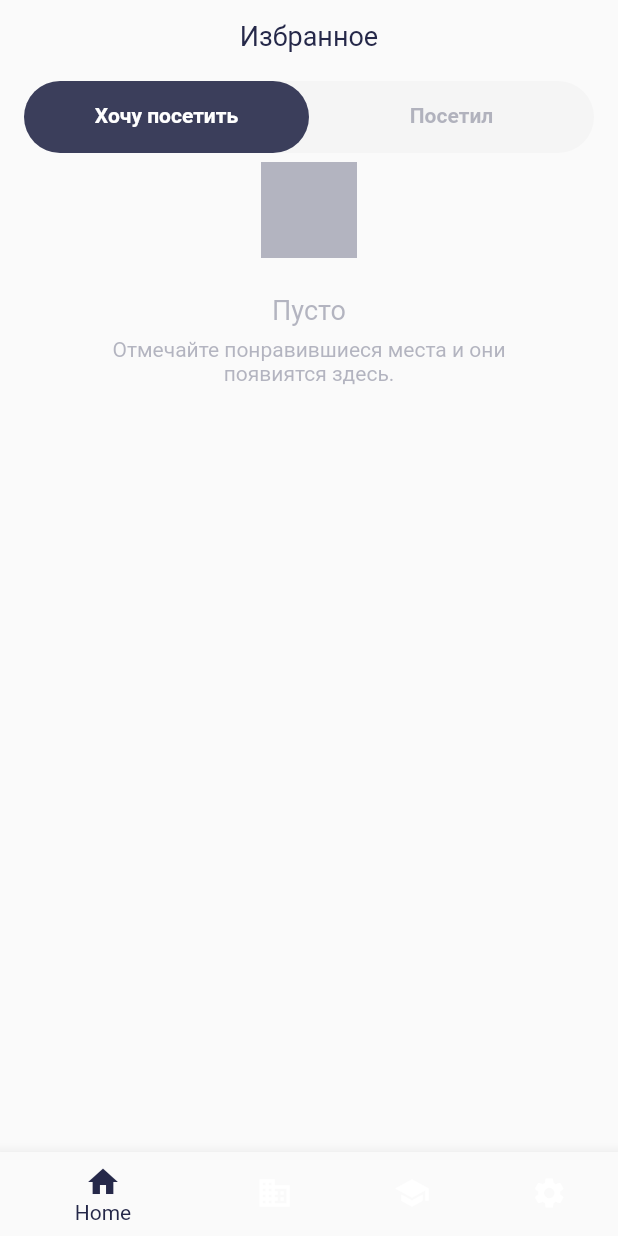
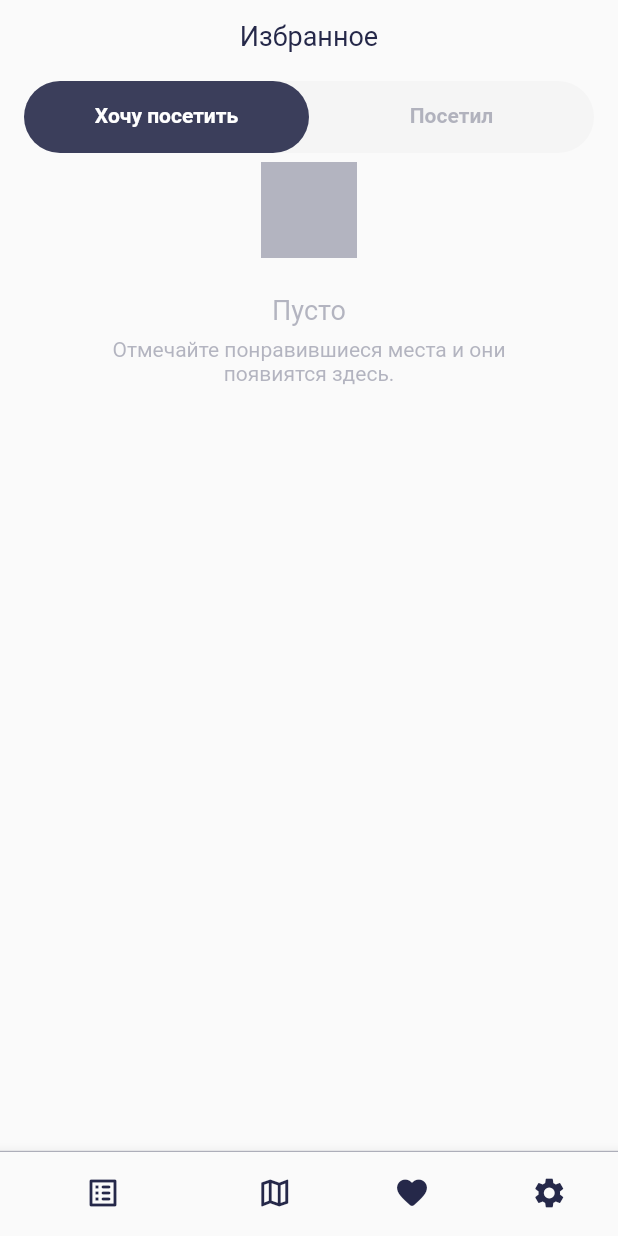
Before and after one commit to braginsm/places, a Flutter app: the screen it shows after launch, on a phone screen of 412 x 824 dp. Run offline on Flutter 3.47's test engine with Material 2 defaults, Android fonts, the phone set to English and light mode, and no system bars.

Commit message:
BottomNavigation

```diff
--- a/lib/ui/screen/visiting.dart
+++ b/lib/ui/screen/visiting.dart
@@ -1,7 +1,8 @@
 import 'package:flutter/material.dart';
-import 'package:places/ui/res/text_styles.dart';
-import 'package:places/mocks.dart';
-import 'package:places/domain/sight.dart';
+import '../res/text_styles.dart';
+import '../../mocks.dart';
+import '../widget/bottom_navigation.dart';
+import '../../domain/sight.dart';
 
 class VisitingScreen extends StatefulWidget {
   VisitingScreen({Key key}) : super(key: key);
@@ -11,7 +12,6 @@ class VisitingScreen extends StatefulWidget {
 }
 
 class _VisitingScreenState extends State<VisitingScreen> {
-
   final wontList = mocks.where((f) => f.wontVisit);
   final visitList = mocks.where((f) => f.visit);
 
@@ -58,74 +58,47 @@ class _VisitingScreenState extends State<VisitingScreen> {
         ),
         body: TabBarView(
           children: [
-            wontList.length > 0 ? Container(
+            wontList.length > 0
+                ? Container(
                     margin: EdgeInsets.all(16),
                     width: double.infinity,
+                    child: Column(
+                        children: [for (var item in wontList) VisitItem(item)]))
+                : Center(
                     child: Column(children: [
-                for (var item in wontList)
-                  VisitItem(item)
-              ])
-            ) : Center(
-                child: Column(
-                  children: [
                       Container(
                         width: 64,
                         height: 64,
-                      color: Color(0xff7C7E92
-).withOpacity(0.56),
+                        color: Color(0xff7C7E92).withOpacity(0.56),
                       ),
                       Container(
                         margin: EdgeInsets.only(top: 24),
-                      child: Text(
-                        "Пусто",
-                        style: textMedium18.copyWith(color: Color(0xff7C7E92
-).withOpacity(0.56))
-                      ),
+                        child: Text("Пусто",
+                            style: textMedium18.copyWith(
+                                color: Color(0xff7C7E92).withOpacity(0.56))),
                       ),
                       Container(
-                      margin: EdgeInsets.symmetric(horizontal: 53, vertical: 8),
+                        margin:
+                            EdgeInsets.symmetric(horizontal: 53, vertical: 8),
                         child: Text(
                           "Отмечайте понравившиеся места и они появиятся здесь.",
                           maxLines: 2,
                           textAlign: TextAlign.center,
-                        style: textRegular.copyWith(color: Color(0xff7C7E92
-).withOpacity(0.56)),
+                          style: textRegular.copyWith(
+                              color: Color(0xff7C7E92).withOpacity(0.56)),
                         ),
                       ),
-                  ]
-                ),
+                    ]),
                   ),
             Container(
               margin: EdgeInsets.all(16),
               width: double.infinity,
-              child: Column(children: [
-                for (var item in visitList)
-                  VisitItem(item)
-              ]),
+              child: Column(
+                  children: [for (var item in visitList) VisitItem(item)]),
             ),
           ],
         ),
-        bottomNavigationBar: BottomNavigationBar(
-          items: [
-            BottomNavigationBarItem(
-              icon: Icon(Icons.home),
-              label: 'Home',
-            ),
-            BottomNavigationBarItem(
-              icon: Icon(Icons.business),
-              label: 'Business',
-            ),
-            BottomNavigationBarItem(
-              icon: Icon(Icons.school),
-              label: 'School',
-            ),
-            BottomNavigationBarItem(
-              icon: Icon(Icons.settings),
-              label: 'Settings',
-            ),
-          ],
-          selectedItemColor: Color(0xff252849),
-        ),
+        bottomNavigationBar: BottomNavigation(),
       ),
     );
   }
--- /dev/null
+++ b/lib/ui/widget/bottom_navigation.dart
@@ -0,0 +1,39 @@
+import 'package:flutter/material.dart';
+
+class BottomNavigation extends StatelessWidget {
+  const BottomNavigation({Key key}) : super(key: key);
+
+  @override
+  Widget build(BuildContext context) {
+    return Container(
+      decoration: BoxDecoration(
+        border: Border(top: BorderSide(width: 0.8, color: Color(0xff7C7E92).withOpacity(0.56))),
+      ),
+      child: BottomNavigationBar(
+        items: [
+          BottomNavigationBarItem(
+            icon: Icon(Icons.list_alt_rounded),
+            label: 'Список',
+          ),
+          BottomNavigationBarItem(
+            icon: Icon(Icons.map_outlined),
+            label: 'Карта',
+          ),
+          BottomNavigationBarItem(
+            icon: Icon(Icons.favorite_rounded),
+            label: 'Избранное',
+          ),
+          BottomNavigationBarItem(
+            icon: Icon(Icons.settings),
+            label: 'Натройки',
+          ),
+        ],
+        selectedItemColor: Color(0xff252849),
+        showSelectedLabels: false,
+        showUnselectedLabels: false,
+        unselectedItemColor: Color(0xff252849),
+        //selectedIconTheme: IconThemeData(),
+      ),
+    );
+  }
+}
```
Lines whose indentation alone changed are shown as unchanged.
